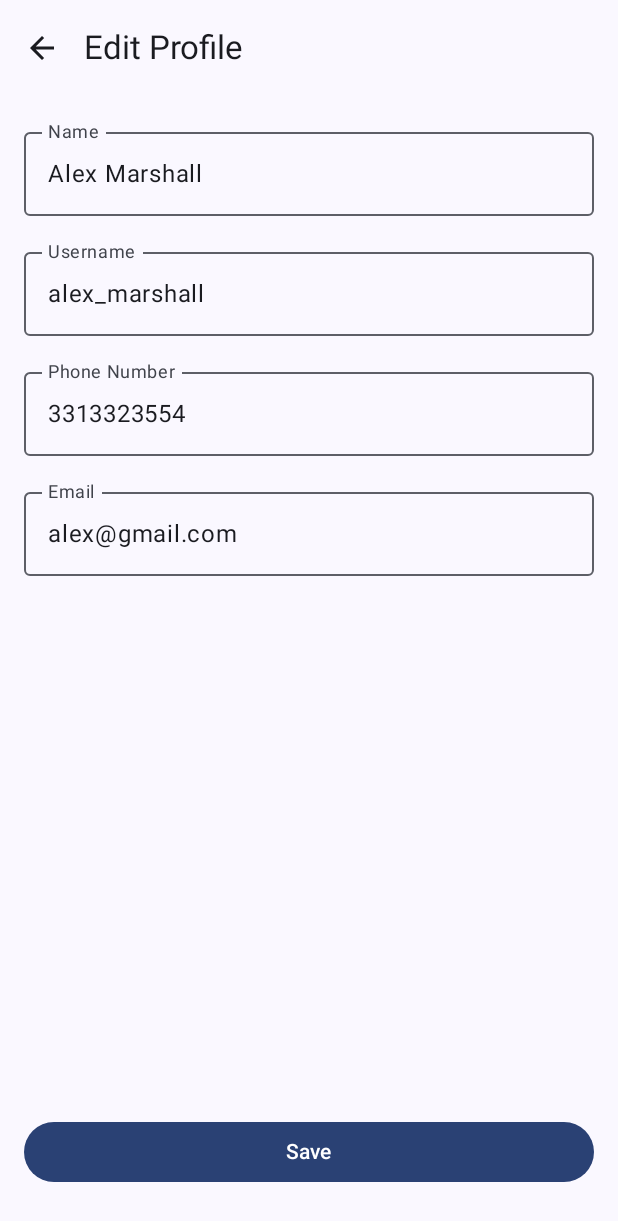
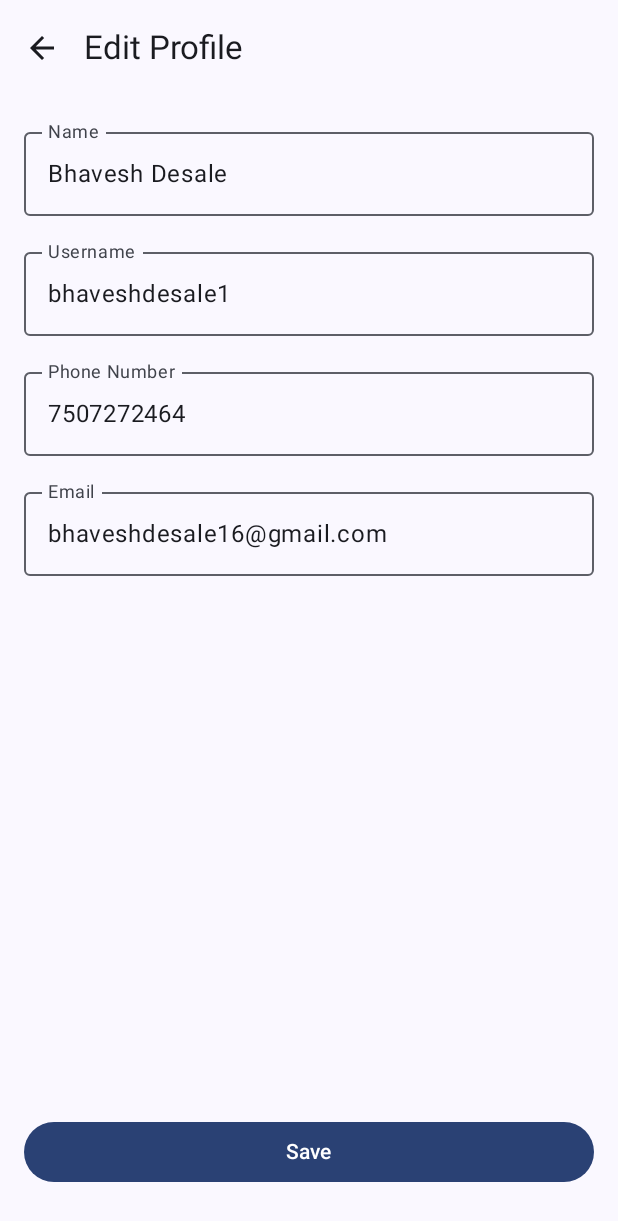
Before and after one commit to bhaveshdesale/SignX, an Android app built with Jetpack Compose: the composable UserProfileScreen shown on its own in the app's theme, on a phone screen of 412 x 824 dp. Shown: the top 1221 px of the screen. Run offline under Robolectric (Android 15) with nearby library versions, the phone set to English and light mode, and no system bars.

Commit message:
Some ui changes

```diff
--- a/app/src/main/java/com/example/signx/ui/theme/Ui/IntroScreen1.kt
+++ b/app/src/main/java/com/example/signx/ui/theme/Ui/IntroScreen1.kt
@@ -31,6 +31,7 @@ fun ASLWelcomeScreen() {
                 )
             )
             .padding(16.dp)
+
     ) {
         Column(
             modifier = Modifier
@@ -88,7 +89,7 @@ fun ASLWelcomeScreen() {
 
             Box(modifier=Modifier.fillMaxWidth(),
                 contentAlignment = Alignment.BottomEnd) {
-
+Spacer(modifier=Modifier.padding(top=100.dp));
                 Button(
                     onClick = { /* Navigate to next screen */ },
                     modifier = Modifier
--- a/app/src/main/java/com/example/signx/ui/theme/Ui/ProfileScreen.kt
+++ b/app/src/main/java/com/example/signx/ui/theme/Ui/ProfileScreen.kt
@@ -15,10 +15,10 @@ import androidx.compose.ui.unit.dp
 @OptIn(ExperimentalMaterial3Api::class)
 @Composable
 fun UserProfileScreen(onCancel: () -> Unit, onSave: () -> Unit) {
-    var name by remember { mutableStateOf("Alex Marshall") }
-    var username by remember { mutableStateOf("alex_marshall") }
-    var phoneNumber by remember { mutableStateOf("3313323554") }
-    var email by remember { mutableStateOf("alex@gmail.com") }
+    var name by remember { mutableStateOf("Bhavesh Desale")}
+    var username by remember { mutableStateOf("bhaveshdesale1") }
+    var phoneNumber by remember { mutableStateOf("7507272464") }
+    var email by remember { mutableStateOf("bhaveshdesale16@gmail.com") }
 
     Scaffold(
         topBar = {
--- /dev/null
+++ b/app/src/main/res/drawable/baseline_home_24.xml
@@ -0,0 +1,5 @@
+<vector xmlns:android="http://schemas.android.com/apk/res/android" android:height="24dp" android:tint="#000000" android:viewportHeight="24" android:viewportWidth="24" android:width="24dp">
+
+    <path android:fillColor="@android:color/white" android:pathData="M10,20v-6h4v6h5v-8h3L12,3 2,12h3v8z"/>
+
+</vector>
--- /dev/null
+++ b/app/src/main/res/drawable/baseline_person_24.xml
@@ -0,0 +1,5 @@
+<vector xmlns:android="http://schemas.android.com/apk/res/android" android:height="24dp" android:tint="#000000" android:viewportHeight="24" android:viewportWidth="24" android:width="24dp">
+
+    <path android:fillColor="@android:color/white" android:pathData="M12,12c2.21,0 4,-1.79 4,-4s-1.79,-4 -4,-4 -4,1.79 -4,4 1.79,4 4,4zM12,14c-2.67,0 -8,1.34 -8,4v2h16v-2c0,-2.66 -5.33,-4 -8,-4z"/>
+
+</vector>
```
Also changed, not shown: app/src/main/java/com/example/signx/ui/theme/Ui/HomeScreen/HomeScreen.kt (added, +319 -0 lines), app/src/main/res/drawable/baseline_photo_camera_24.xml (added, +7 -0 lines).
